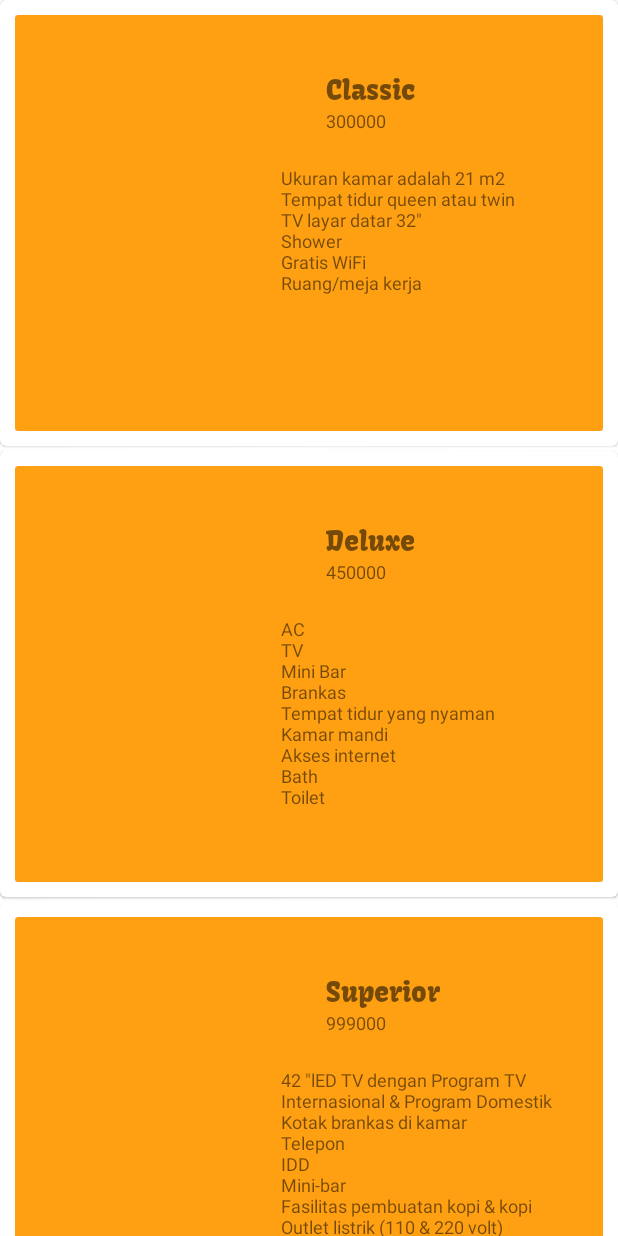
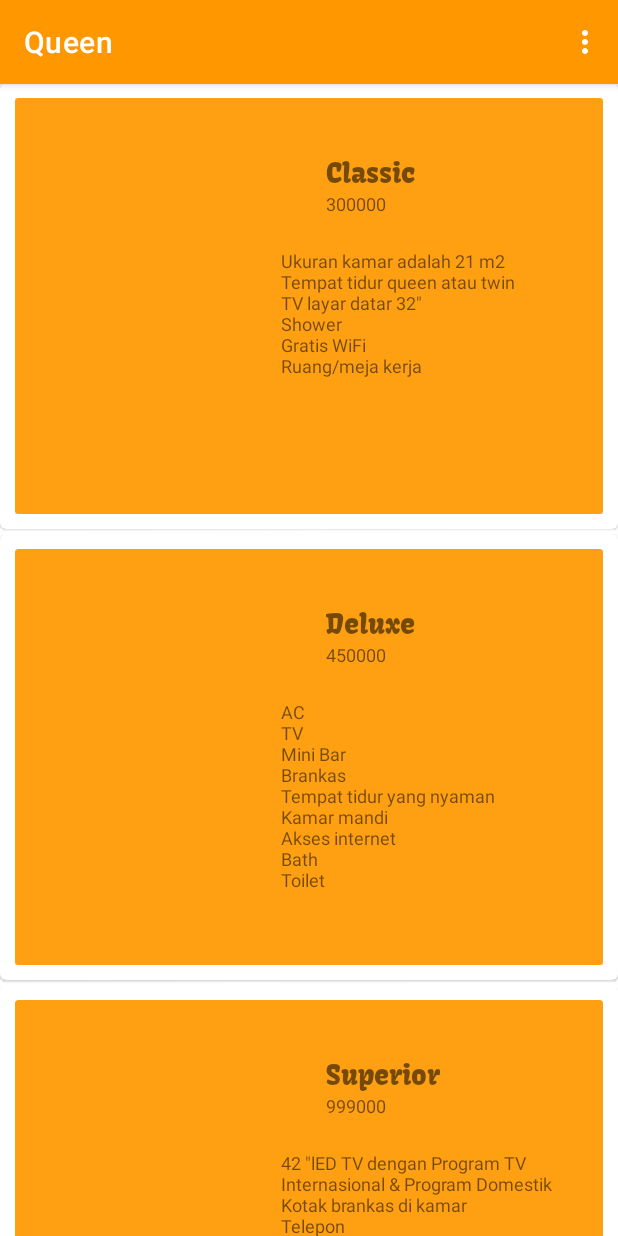
Before and after one commit to Rama-Andika/PBP_UAS_A_KelJ, an Android app: the RoomActivity screen opened directly, with no data from a screen before it, on a phone screen of 412 x 824 dp. Run offline under Robolectric (Android 15) with nearby library versions, the light colour scheme and no system bars; our stand-ins replace CircleImageView, Firebase (no records; nobody signed in at launch, a user with empty details on screens opened directly), data binding; Roboto replaces fonts that are not available here; 1 statement that could not run was skipped.

Commit message:
99% persen wkwkw

```diff
--- a/app/build.gradle
+++ b/app/build.gradle
@@ -26,7 +26,7 @@ android {
         dataBinding true
     }
 
-    compileOptions{
+    compileOptions {
         sourceCompatibility JavaVersion.VERSION_1_8
         targetCompatibility JavaVersion.VERSION_1_8
     }
@@ -42,6 +42,7 @@ dependencies {
     implementation 'androidx.navigation:navigation-ui:2.1.0'
     implementation 'androidx.lifecycle:lifecycle-extensions:2.1.0'
     implementation 'com.google.firebase:firebase-database:19.5.0'
+    implementation 'com.google.firebase:firebase-messaging:20.3.0'
     testImplementation 'junit:junit:4.12'
     androidTestImplementation 'androidx.test.ext:junit:1.1.1'
     androidTestImplementation 'androidx.test.espresso:espresso-core:3.2.0'
@@ -52,7 +53,7 @@ dependencies {
     implementation 'com.firebaseui:firebase-ui-auth:6.0.1'
     implementation 'com.google.firebase:firebase-auth:19.4.0'
     implementation 'com.google.firebase:firebase-core:17.0.0'
-    implementation 'com.google.firebase:firebase-messaging:20.1.5'
+
 
     implementation 'com.theartofdev.edmodo:android-image-cropper:2.4.+'
     implementation 'de.hdodenhof:circleimageview:3.1.0'
--- a/app/src/main/java/com/example/tubes/AboutUsActivity.java
+++ b/app/src/main/java/com/example/tubes/AboutUsActivity.java
@@ -40,7 +40,10 @@ public class AboutUsActivity extends AppCompatActivity {
     public boolean onOptionsItemSelected(MenuItem item) {
         int id = item.getItemId();
 
-        if (id == R.id.nav_aboutUs){
+        if (id == R.id.nav_home){
+            startActivity(new Intent(AboutUsActivity.this, HomeActivity.class));
+        }
+        else if (id == R.id.nav_aboutUs){
             startActivity(new Intent(AboutUsActivity.this, AboutUsActivity.class));
         }
         else if (id == R.id.nav_booking){
--- a/app/src/main/java/com/example/tubes/HomeActivity.java
+++ b/app/src/main/java/com/example/tubes/HomeActivity.java
@@ -52,7 +52,10 @@ public class HomeActivity extends AppCompatActivity {
     public boolean onOptionsItemSelected(MenuItem item) {
         int id = item.getItemId();
 
-        if (id == R.id.nav_aboutUs){
+        if (id == R.id.nav_home){
+            startActivity(new Intent(HomeActivity.this, HomeActivity.class));
+        }
+        else if (id == R.id.nav_aboutUs){
             startActivity(new Intent(HomeActivity.this, AboutUsActivity.class));
         }
         else if (id == R.id.nav_booking){
--- a/app/src/main/java/com/example/tubes/MainActivity.java
+++ b/app/src/main/java/com/example/tubes/MainActivity.java
@@ -73,7 +73,7 @@ public class MainActivity extends AppCompatActivity {
                         if(!task.isSuccessful()){
                             mag = "Failed";
                         }
-                        Toast.makeText(MainActivity.this,mag,Toast.LENGTH_SHORT).show();
+                        ;
                     }
                 });
 
--- a/app/src/main/java/com/example/tubes/MessagingService.java
+++ b/app/src/main/java/com/example/tubes/MessagingService.java
@@ -19,7 +19,7 @@ public class MessagingService extends FirebaseMessagingService {
     public void showNotification(String title,String message){
         NotificationCompat.Builder builder = new NotificationCompat.Builder(this,CHANNEL_ID)
                 .setContentTitle(title)
-                .setSmallIcon(R.drawable.ic_launcher_background)
+                .setSmallIcon(R.drawable.notif)
                 .setAutoCancel(true)
                 .setContentText(message);
 
--- a/app/src/main/java/com/example/tubes/ProfileActivity.java
+++ b/app/src/main/java/com/example/tubes/ProfileActivity.java
@@ -195,7 +195,10 @@ public class ProfileActivity extends AppCompatActivity {
     public boolean onOptionsItemSelected(MenuItem item) {
         int id = item.getItemId();
 
-        if (id == R.id.nav_aboutUs){
+        if (id == R.id.nav_home){
+            startActivity(new Intent(ProfileActivity.this, HomeActivity.class));
+        }
+        else if (id == R.id.nav_aboutUs){
             startActivity(new Intent(ProfileActivity.this, AboutUsActivity.class));
         }
         else if (id == R.id.nav_booking){
--- a/app/src/main/res/layout/activity_room.xml
+++ b/app/src/main/res/layout/activity_room.xml
@@ -1,19 +1,24 @@
 <?xml version="1.0" encoding="utf-8"?>
-<layout>
-    <FrameLayout xmlns:android="http://schemas.android.com/apk/res/android"
-        xmlns:app="http://schemas.android.com/apk/res-auto"
-        xmlns:tools="http://schemas.android.com/tools"
+<layout xmlns:android="http://schemas.android.com/apk/res/android"
+    xmlns:app="http://schemas.android.com/apk/res-auto"
+    xmlns:tools="http://schemas.android.com/tools">
+    <FrameLayout
         android:layout_width="match_parent"
         android:layout_height="match_parent"
         tools:context=".RoomActivity">
+
+        <include
+            android:id="@+id/toolbar"
+            layout="@layout/toolbar" />
 
         <androidx.recyclerview.widget.RecyclerView
             android:id="@+id/recycler_view_room"
             android:layout_width="match_parent"
             android:layout_height="wrap_content"
+            android:layout_marginTop="55dp"
             app:layout_constraintEnd_toEndOf="parent"
             app:layout_constraintStart_toStartOf="parent"
             app:layout_constraintTop_toTopOf="parent"
-            tools:listitem="@layout/adapter_recycler_view"/>
+            tools:listitem="@layout/adapter_recycler_view" />
     </FrameLayout>
 </layout>
--- a/app/src/main/res/menu/menu.xml
+++ b/app/src/main/res/menu/menu.xml
@@ -1,6 +1,12 @@
 <?xml version="1.0" encoding="utf-8"?>
 <menu xmlns:android="http://schemas.android.com/apk/res/android"
     xmlns:app="http://schemas.android.com/apk/res-auto">
+        <item
+            android:id="@+id/nav_home"
+            android:icon="@drawable/crown"
+            android:orderInCategory="1"
+            android:title="Home"
+            app:showAsAction="never" />
         <item
             android:id="@+id/nav_aboutUs"
             android:icon="@drawable/crown"
```
Also changed, not shown: app/src/main/java/com/example/tubes/RoomActivity.java (+73 -0 lines).
